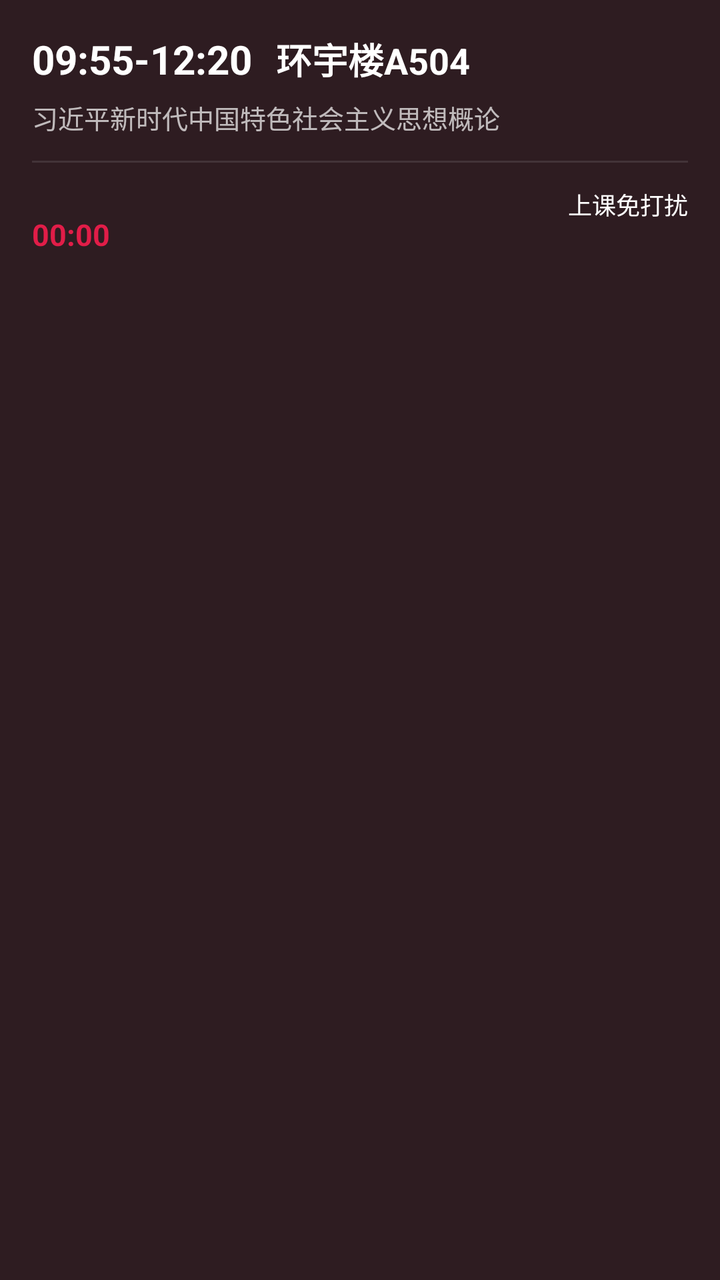
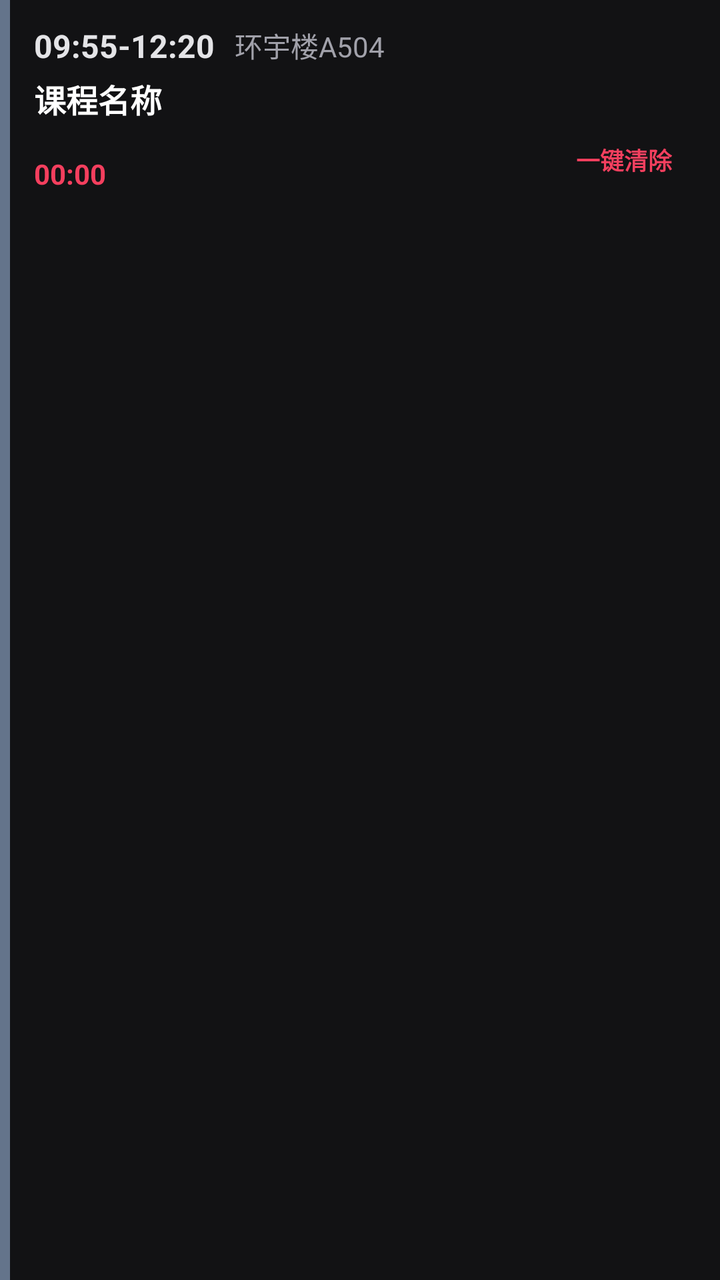

An Android layout rendered at two revisions. The XML below is the earlier revision; the diff shows what the commit changed to produce the second picture.
<!-- AndroidManifest.xml: application theme Theme.SimpleSchedule -->
<!-- res/layout/notification_course.xml -->
<?xml version="1.0" encoding="utf-8"?>
<LinearLayout xmlns:android="http://schemas.android.com/apk/res/android"
    android:layout_width="match_parent"
    android:layout_height="wrap_content"
    android:background="#2E1C21"
    android:orientation="vertical"
    android:padding="16dp">

    <LinearLayout
        android:layout_width="match_parent"
        android:layout_height="wrap_content"
        android:orientation="horizontal"
        android:gravity="center_vertical">

        <TextView
            android:id="@+id/tv_time"
            android:layout_width="wrap_content"
            android:layout_height="wrap_content"
            android:text="09:55-12:20"
            android:textColor="#FFFFFF"
            android:textSize="20sp"
            android:textStyle="bold" />

        <TextView
            android:id="@+id/tv_location"
            android:layout_width="wrap_content"
            android:layout_height="wrap_content"
            android:layout_marginStart="12dp"
            android:text="环宇楼A504"
            android:textColor="#FFFFFF"
            android:textSize="18sp"
            android:textStyle="bold" />
    </LinearLayout>

    <TextView
        android:id="@+id/tv_course_name"
        android:layout_width="match_parent"
        android:layout_height="wrap_content"
        android:layout_marginTop="6dp"
        android:text="习近平新时代中国特色社会主义思想概论"
        android:textColor="#B3FFFFFF"
        android:textSize="13sp"
        android:maxLines="2"
        android:ellipsize="end" />

    <FrameLayout
        android:layout_width="match_parent"
        android:layout_height="1dp"
        android:layout_marginTop="12dp"
        android:layout_marginBottom="12dp"
        android:background="#1AFFFFFF" />

    <RelativeLayout
        android:layout_width="match_parent"
        android:layout_height="wrap_content">

        <Chronometer
            android:id="@+id/chronometer"
            android:layout_width="wrap_content"
            android:layout_height="wrap_content"
            android:layout_centerVertical="true"
            android:textColor="#E11D48"
            android:textSize="15sp"
            android:textStyle="bold" />

        <Button
            android:id="@+id/btn_mute"
            android:layout_width="wrap_content"
            android:layout_height="48dp"
            android:layout_alignParentEnd="true"
            android:layout_centerVertical="true"
            android:backgroundTint="#40FFFFFF"
            android:text="上课免打扰"
            android:textColor="#FFFFFF"
            android:textSize="12sp" />
    </RelativeLayout>
</LinearLayout>
<!-- resources referenced by this layout -->
<resources>
  <style name="Theme.SimpleSchedule" parent="android:Theme.Material.Light.NoActionBar" />
</resources>

<!-- the commit's change to res/layout/notification_course.xml (unified diff, before → after) -->
@@ -2,76 +2,89 @@
 <LinearLayout xmlns:android="http://schemas.android.com/apk/res/android"
     android:layout_width="match_parent"
     android:layout_height="wrap_content"
-    android:background="#2E1C21"
-    android:orientation="vertical"
-    android:padding="16dp">
+    android:background="#121214"
+    android:orientation="horizontal">
+
+    
+    <View
+        android:id="@+id/view_stripe"
+        android:layout_width="5dp"
+        android:layout_height="match_parent"
+        android:background="#64748B" />
 
     <LinearLayout
-        android:layout_width="match_parent"
+        android:layout_width="0dp"
         android:layout_height="wrap_content"
-        android:orientation="horizontal"
-        android:gravity="center_vertical">
+        android:layout_weight="1"
+        android:orientation="vertical"
+        android:padding="12dp">
+
+        <LinearLayout
+            android:layout_width="match_parent"
+            android:layout_height="wrap_content"
+            android:orientation="horizontal"
+            android:gravity="center_vertical">
+
+            <TextView
+                android:id="@+id/tv_time"
+                android:layout_width="wrap_content"
+                android:layout_height="wrap_content"
+                android:text="09:55-12:20"
+                android:textColor="#E4E4E7"
+                android:textSize="16sp"
+                android:textStyle="bold" />
+
+            <TextView
+                android:id="@+id/tv_location"
+                android:layout_width="wrap_content"
+                android:layout_height="wrap_content"
+                android:layout_marginStart="10dp"
+                android:text="环宇楼A504"
+                android:textColor="#A1A1AA"
+                android:textSize="14sp"
+                android:textStyle="normal" />
+        </LinearLayout>
 
         <TextView
-            android:id="@+id/tv_time"
-            android:layout_width="wrap_content"
+            android:id="@+id/tv_course_name"
+            android:layout_width="match_parent"
             android:layout_height="wrap_content"
-            android:text="09:55-12:20"
+            android:layout_marginTop="4dp"
+            android:text="课程名称"
             android:textColor="#FFFFFF"
-            android:textSize="20sp"
-            android:textStyle="bold" />
+            android:textSize="16sp"
+            android:textStyle="bold"
+            android:maxLines="2"
+            android:ellipsize="end" />
 
-        <TextView
-            android:id="@+id/tv_location"
-            android:layout_width="wrap_content"
+        <RelativeLayout
+            android:layout_width="match_parent"
             android:layout_height="wrap_content"
-            android:layout_marginStart="12dp"
-            android:text="环宇楼A504"
-            android:textColor="#FFFFFF"
-            android:textSize="18sp"
-            android:textStyle="bold" />
+            android:layout_marginTop="10dp">
+
+            <Chronometer
+                android:id="@+id/chronometer"
+                android:layout_width="wrap_content"
+                android:layout_height="wrap_content"
+                android:layout_centerVertical="true"
+                android:textColor="#F43F5E"
+                android:textSize="14sp"
+                android:textStyle="bold" />
+
+            
+            <Button
+                android:id="@+id/btn_mute"
+                android:layout_width="wrap_content"
+                android:layout_height="32dp"
+                android:layout_alignParentEnd="true"
+                android:layout_centerVertical="true"
+                android:background="@android:color/transparent"
+                android:paddingLeft="12dp"
+                android:paddingRight="12dp"
+                android:text="一键清除"
+                android:textColor="#F43F5E"
+                android:textSize="12sp"
+                android:textStyle="bold" />
+        </RelativeLayout>
     </LinearLayout>
-
-    <TextView
-        android:id="@+id/tv_course_name"
-        android:layout_width="match_parent"
-        android:layout_height="wrap_content"
-        android:layout_marginTop="6dp"
-        android:text="习近平新时代中国特色社会主义思想概论"
-        android:textColor="#B3FFFFFF"
-        android:textSize="13sp"
-        android:maxLines="2"
-        android:ellipsize="end" />
-
-    <FrameLayout
-        android:layout_width="match_parent"
-        android:layout_height="1dp"
-        android:layout_marginTop="12dp"
-        android:layout_marginBottom="12dp"
-        android:background="#1AFFFFFF" />
-
-    <RelativeLayout
-        android:layout_width="match_parent"
-        android:layout_height="wrap_content">
-
-        <Chronometer
-            android:id="@+id/chronometer"
-            android:layout_width="wrap_content"
-            android:layout_height="wrap_content"
-            android:layout_centerVertical="true"
-            android:textColor="#E11D48"
-            android:textSize="15sp"
-            android:textStyle="bold" />
-
-        <Button
-            android:id="@+id/btn_mute"
-            android:layout_width="wrap_content"
-            android:layout_height="48dp"
-            android:layout_alignParentEnd="true"
-            android:layout_centerVertical="true"
-            android:backgroundTint="#40FFFFFF"
-            android:text="上课免打扰"
-            android:textColor="#FFFFFF"
-            android:textSize="12sp" />
-    </RelativeLayout>
 </LinearLayout>
